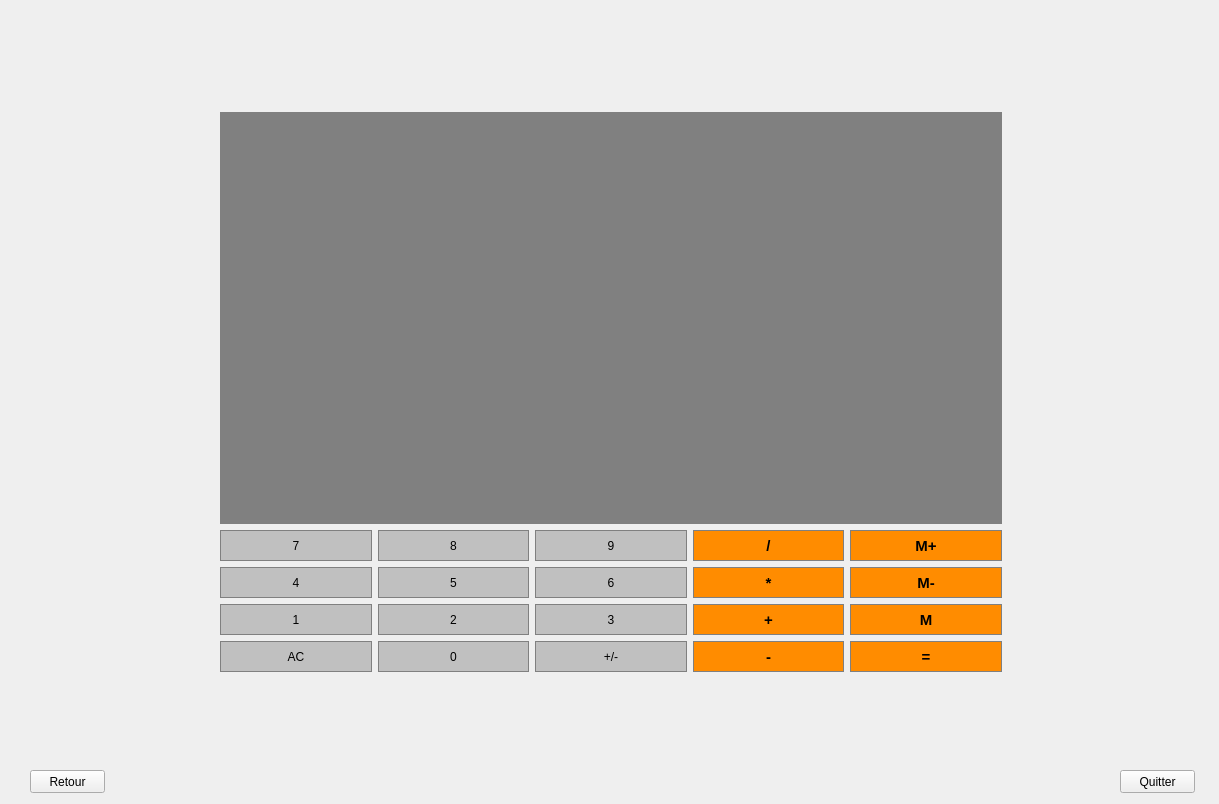
Old version of the form application_version_beta/calculator.ui in the repository AzizBenIsmail/Projet_Parental_Monitoring_System_Qt.
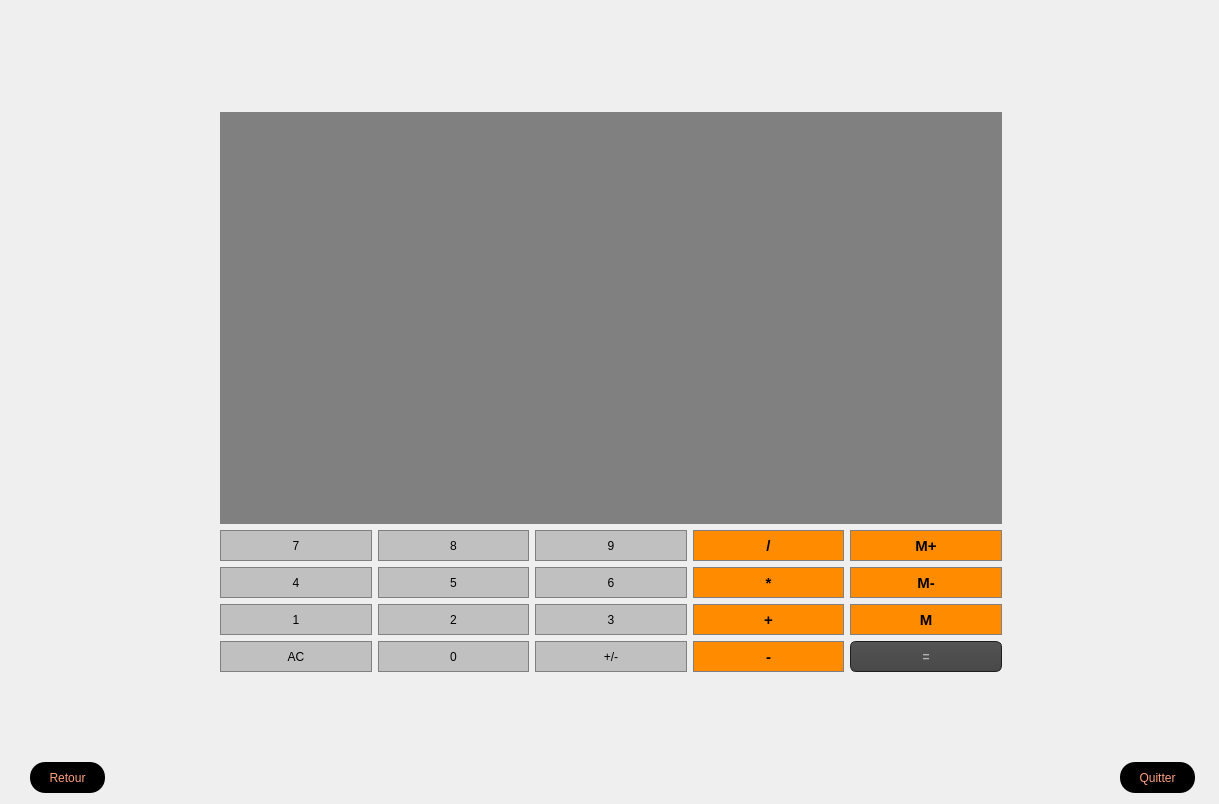
New version of the form. Icons and pictures are not drawn.

Patch:
```diff
--- a/application_version_beta/calculator.ui
+++ b/application_version_beta/calculator.ui
@@ -626,23 +626,471 @@
    </property>
    <property name="font">
     <font>
-     <pointsize>11</pointsize>
+     <pointsize>-1</pointsize>
      <weight>75</weight>
      <bold>true</bold>
     </font>
    </property>
    <property name="styleSheet">
-    <string notr="true">QPushButton {
-     background-color: #FF8C00; border: 1px solid gray;
-	border-radius: 0px;
-	padding: 5px;
+    <string notr="true">QToolTip
+{
+     border: 1px solid black;
+     background-color: #ffa02f;
+     padding: 1px;
+     border-radius: 3px;
+     opacity: 100;
 }
-QPushButton:pressed {
-    background-color: #A9A9A9; border: 1px solid gray;
-	border-radius: 0px;
-	padding: 5px;
+
+QWidget
+{
+    color: #b1b1b1;
+    background-color: #323232;
 }
- </string>
+
+QWidget:item:hover
+{
+    background-color: QLinearGradient( x1: 0, y1: 0, x2: 0, y2: 1, stop: 0 #ffa02f, stop: 1 #ca0619);
+    color: #000000;
+}
+
+QWidget:item:selected
+{
+    background-color: QLinearGradient( x1: 0, y1: 0, x2: 0, y2: 1, stop: 0 #ffa02f, stop: 1 #d7801a);
+}
+
+QMenuBar::item
+{
+    background: transparent;
+}
+
+QMenuBar::item:selected
+{
+    background: transparent;
+    border: 1px solid #ffaa00;
+}
+
+QMenuBar::item:pressed
+{
+    background: #444;
+    border: 1px solid #000;
+    background-color: QLinearGradient(
+        x1:0, y1:0,
+        x2:0, y2:1,
+        stop:1 #212121,
+        stop:0.4 #343434/*,
+        stop:0.2 #343434,
+        stop:0.1 #ffaa00*/
+    );
+    margin-bottom:-1px;
+    padding-bottom:1px;
+}
+
+QMenu
+{
+    border: 1px solid #000;
+}
+
+QMenu::item
+{
+    padding: 2px 20px 2px 20px;
+}
+
+QMenu::item:selected
+{
+    color: #000000;
+}
+
+QWidget:disabled
+{
+    color: #404040;
+    background-color: #323232;
+}
+
+QAbstractItemView
+{
+    background-color: QLinearGradient( x1: 0, y1: 0, x2: 0, y2: 1, stop: 0 #4d4d4d, stop: 0.1 #646464, stop: 1 #5d5d5d);
+}
+
+QWidget:focus
+{
+    /*border: 2px solid QLinearGradient( x1: 0, y1: 0, x2: 0, y2: 1, stop: 0 #ffa02f, stop: 1 #d7801a);*/
+}
+
+QLineEdit
+{
+    background-color: QLinearGradient( x1: 0, y1: 0, x2: 0, y2: 1, stop: 0 #4d4d4d, stop: 0 #646464, stop: 1 #5d5d5d);
+    padding: 1px;
+    border-style: solid;
+    border: 1px solid #1e1e1e;
+    border-radius: 5;
+}
+
+QPushButton
+{
+    color: #b1b1b1;
+    background-color: QLinearGradient( x1: 0, y1: 0, x2: 0, y2: 1, stop: 0 #565656, stop: 0.1 #525252, stop: 0.5 #4e4e4e, stop: 0.9 #4a4a4a, stop: 1 #464646);
+    border-width: 1px;
+    border-color: #1e1e1e;
+    border-style: solid;
+    border-radius: 6;
+    padding: 3px;
+    font-size: 12px;
+    padding-left: 5px;
+    padding-right: 5px;
+}
+
+QPushButton:pressed
+{
+    background-color: QLinearGradient( x1: 0, y1: 0, x2: 0, y2: 1, stop: 0 #2d2d2d, stop: 0.1 #2b2b2b, stop: 0.5 #292929, stop: 0.9 #282828, stop: 1 #252525);
+}
+
+QComboBox
+{
+    selection-background-color: #ffaa00;
+    background-color: QLinearGradient( x1: 0, y1: 0, x2: 0, y2: 1, stop: 0 #565656, stop: 0.1 #525252, stop: 0.5 #4e4e4e, stop: 0.9 #4a4a4a, stop: 1 #464646);
+    border-style: solid;
+    border: 1px solid #1e1e1e;
+    border-radius: 5;
+}
+
+QComboBox:hover,QPushButton:hover
+{
+    border: 2px solid QLinearGradient( x1: 0, y1: 0, x2: 0, y2: 1, stop: 0 #ffa02f, stop: 1 #d7801a);
+}
+
+
+QComboBox:on
+{
+    padding-top: 3px;
+    padding-left: 4px;
+    background-color: QLinearGradient( x1: 0, y1: 0, x2: 0, y2: 1, stop: 0 #2d2d2d, stop: 0.1 #2b2b2b, stop: 0.5 #292929, stop: 0.9 #282828, stop: 1 #252525);
+    selection-background-color: #ffaa00;
+}
+
+QComboBox QAbstractItemView
+{
+    border: 2px solid darkgray;
+    selection-background-color: QLinearGradient( x1: 0, y1: 0, x2: 0, y2: 1, stop: 0 #ffa02f, stop: 1 #d7801a);
+}
+
+QComboBox::drop-down
+{
+     subcontrol-origin: padding;
+     subcontrol-position: top right;
+     width: 15px;
+
+     border-left-width: 0px;
+     border-left-color: darkgray;
+     border-left-style: solid; /* just a single line */
+     border-top-right-radius: 3px; /* same radius as the QComboBox */
+     border-bottom-right-radius: 3px;
+ }
+
+QComboBox::down-arrow
+{
+     image: url(:/down_arrow.png);
+}
+
+QGroupBox:focus
+{
+border: 2px solid QLinearGradient( x1: 0, y1: 0, x2: 0, y2: 1, stop: 0 #ffa02f, stop: 1 #d7801a);
+}
+
+QTextEdit:focus
+{
+    border: 2px solid QLinearGradient( x1: 0, y1: 0, x2: 0, y2: 1, stop: 0 #ffa02f, stop: 1 #d7801a);
+}
+
+QScrollBar:horizontal {
+     border: 1px solid #222222;
+     background: QLinearGradient( x1: 0, y1: 0, x2: 0, y2: 1, stop: 0.0 #121212, stop: 0.2 #282828, stop: 1 #484848);
+     height: 7px;
+     margin: 0px 16px 0 16px;
+}
+
+QScrollBar::handle:horizontal
+{
+      background: QLinearGradient( x1: 0, y1: 0, x2: 1, y2: 0, stop: 0 #ffa02f, stop: 0.5 #d7801a, stop: 1 #ffa02f);
+      min-height: 20px;
+      border-radius: 2px;
+}
+
+QScrollBar::add-line:horizontal {
+      border: 1px solid #1b1b19;
+      border-radius: 2px;
+      background: QLinearGradient( x1: 0, y1: 0, x2: 1, y2: 0, stop: 0 #ffa02f, stop: 1 #d7801a);
+      width: 14px;
+      subcontrol-position: right;
+      subcontrol-origin: margin;
+}
+
+QScrollBar::sub-line:horizontal {
+      border: 1px solid #1b1b19;
+      border-radius: 2px;
+      background: QLinearGradient( x1: 0, y1: 0, x2: 1, y2: 0, stop: 0 #ffa02f, stop: 1 #d7801a);
+      width: 14px;
+     subcontrol-position: left;
+     subcontrol-origin: margin;
+}
+
+QScrollBar::right-arrow:horizontal, QScrollBar::left-arrow:horizontal
+{
+      border: 1px solid black;
+      width: 1px;
+      height: 1px;
+      background: white;
+}
+
+QScrollBar::add-page:horizontal, QScrollBar::sub-page:horizontal
+{
+      background: none;
+}
+
+QScrollBar:vertical
+{
+      background: QLinearGradient( x1: 0, y1: 0, x2: 1, y2: 0, stop: 0.0 #121212, stop: 0.2 #282828, stop: 1 #484848);
+      width: 7px;
+      margin: 16px 0 16px 0;
+      border: 1px solid #222222;
+}
+
+QScrollBar::handle:vertical
+{
+      background: QLinearGradient( x1: 0, y1: 0, x2: 0, y2: 1, stop: 0 #ffa02f, stop: 0.5 #d7801a, stop: 1 #ffa02f);
+      min-height: 20px;
+      border-radius: 2px;
+}
+
+QScrollBar::add-line:vertical
+{
+      border: 1px solid #1b1b19;
+      border-radius: 2px;
+      background: QLinearGradient( x1: 0, y1: 0, x2: 0, y2: 1, stop: 0 #ffa02f, stop: 1 #d7801a);
+      height: 14px;
+      subcontrol-position: bottom;
+      subcontrol-origin: margin;
+}
+
+QScrollBar::sub-line:vertical
+{
+      border: 1px solid #1b1b19;
+      border-radius: 2px;
+      background: QLinearGradient( x1: 0, y1: 0, x2: 0, y2: 1, stop: 0 #d7801a, stop: 1 #ffa02f);
+      height: 14px;
+      subcontrol-position: top;
+      subcontrol-origin: margin;
+}
+
+QScrollBar::up-arrow:vertical, QScrollBar::down-arrow:vertical
+{
+      border: 1px solid black;
+      width: 1px;
+      height: 1px;
+      background: white;
+}
+
+
+QScrollBar::add-page:vertical, QScrollBar::sub-page:vertical
+{
+      background: none;
+}
+
+QTextEdit
+{
+    background-color: #242424;
+}
+
+QPlainTextEdit
+{
+    background-color: #242424;
+}
+
+QHeaderView::section
+{
+    background-color: QLinearGradient(x1:0, y1:0, x2:0, y2:1, stop:0 #616161, stop: 0.5 #505050, stop: 0.6 #434343, stop:1 #656565);
+    color: white;
+    padding-left: 4px;
+    border: 1px solid #6c6c6c;
+}
+
+QCheckBox:disabled
+{
+color: #414141;
+}
+
+QDockWidget::title
+{
+    text-align: center;
+    spacing: 3px; /* spacing between items in the tool bar */
+    background-color: QLinearGradient(x1:0, y1:0, x2:0, y2:1, stop:0 #323232, stop: 0.5 #242424, stop:1 #323232);
+}
+
+QDockWidget::close-button, QDockWidget::float-button
+{
+    text-align: center;
+    spacing: 1px; /* spacing between items in the tool bar */
+    background-color: QLinearGradient(x1:0, y1:0, x2:0, y2:1, stop:0 #323232, stop: 0.5 #242424, stop:1 #323232);
+}
+
+QDockWidget::close-button:hover, QDockWidget::float-button:hover
+{
+    background: #242424;
+}
+
+QDockWidget::close-button:pressed, QDockWidget::float-button:pressed
+{
+    padding: 1px -1px -1px 1px;
+}
+
+QMainWindow::separator
+{
+    background-color: QLinearGradient(x1:0, y1:0, x2:0, y2:1, stop:0 #161616, stop: 0.5 #151515, stop: 0.6 #212121, stop:1 #343434);
+    color: white;
+    padding-left: 4px;
+    border: 1px solid #4c4c4c;
+    spacing: 3px; /* spacing between items in the tool bar */
+}
+
+QMainWindow::separator:hover
+{
+
+    background-color: QLinearGradient(x1:0, y1:0, x2:0, y2:1, stop:0 #d7801a, stop:0.5 #b56c17 stop:1 #ffa02f);
+    color: white;
+    padding-left: 4px;
+    border: 1px solid #6c6c6c;
+    spacing: 3px; /* spacing between items in the tool bar */
+}
+
+QToolBar::handle
+{
+     spacing: 3px; /* spacing between items in the tool bar */
+     background: url(:/images/handle.png);
+}
+
+QMenu::separator
+{
+    height: 2px;
+    background-color: QLinearGradient(x1:0, y1:0, x2:0, y2:1, stop:0 #161616, stop: 0.5 #151515, stop: 0.6 #212121, stop:1 #343434);
+    color: white;
+    padding-left: 4px;
+    margin-left: 10px;
+    margin-right: 5px;
+}
+
+QProgressBar
+{
+    border: 2px solid grey;
+    border-radius: 5px;
+    text-align: center;
+}
+
+QProgressBar::chunk
+{
+    background-color: #d7801a;
+    width: 2.15px;
+    margin: 0.5px;
+}
+
+QTabBar::tab {
+    color: #b1b1b1;
+    border: 1px solid #444;
+    border-bottom-style: none;
+    background-color: #323232;
+    padding-left: 10px;
+    padding-right: 10px;
+    padding-top: 3px;
+    padding-bottom: 2px;
+    margin-right: -1px;
+}
+
+QTabWidget::pane {
+    border: 1px solid #444;
+    top: 1px;
+}
+
+QTabBar::tab:last
+{
+    margin-right: 0; /* the last selected tab has nothing to overlap with on the right */
+    border-top-right-radius: 3px;
+}
+
+QTabBar::tab:first:!selected
+{
+ margin-left: 0px; /* the last selected tab has nothing to overlap with on the right */
+
+
+    border-top-left-radius: 3px;
+}
+
+QTabBar::tab:!selected
+{
+    color: #b1b1b1;
+    border-bottom-style: solid;
+    margin-top: 3px;
+    background-color: QLinearGradient(x1:0, y1:0, x2:0, y2:1, stop:1 #212121, stop:.4 #343434);
+}
+
+QTabBar::tab:selected
+{
+    border-top-left-radius: 3px;
+    border-top-right-radius: 3px;
+    margin-bottom: 0px;
+}
+
+QTabBar::tab:!selected:hover
+{
+    /*border-top: 2px solid #ffaa00;
+    padding-bottom: 3px;*/
+    border-top-left-radius: 3px;
+    border-top-right-radius: 3px;
+    background-color: QLinearGradient(x1:0, y1:0, x2:0, y2:1, stop:1 #212121, stop:0.4 #343434, stop:0.2 #343434, stop:0.1 #ffaa00);
+}
+
+QRadioButton::indicator:checked, QRadioButton::indicator:unchecked{
+    color: #b1b1b1;
+    background-color: #323232;
+    border: 1px solid #b1b1b1;
+    border-radius: 6px;
+}
+
+QRadioButton::indicator:checked
+{
+    background-color: qradialgradient(
+        cx: 0.5, cy: 0.5,
+        fx: 0.5, fy: 0.5,
+        radius: 1.0,
+        stop: 0.25 #ffaa00,
+        stop: 0.3 #323232
+    );
+}
+
+QCheckBox::indicator{
+    color: #b1b1b1;
+    background-color: #323232;
+    border: 1px solid #b1b1b1;
+    width: 9px;
+    height: 9px;
+}
+
+QRadioButton::indicator
+{
+    border-radius: 6px;
+}
+
+QRadioButton::indicator:hover, QCheckBox::indicator:hover
+{
+    border: 1px solid #ffaa00;
+}
+
+QCheckBox::indicator:checked
+{
+    image:url(:/images/checkbox.png);
+}
+
+QCheckBox::indicator:disabled, QRadioButton::indicator:disabled
+{
+    border: 1px solid #444;
+}</string>
    </property>
    <property name="text">
     <string>=</string>
@@ -748,13 +1196,26 @@
    <property name="geometry">
     <rect>
      <x>30</x>
-     <y>770</y>
+     <y>762</y>
      <width>75</width>
-     <height>23</height>
+     <height>31</height>
     </rect>
    </property>
    <property name="styleSheet">
-    <string notr="true">QPushButton::hover
+    <string notr="true">QPushButton
+{
+background:rgb(0, 0, 0);
+border-radius :60px;
+}
+
+QPushButton
+{
+	font: 75 12pt &quot;MS Shell Dlg 2&quot;;
+
+	color:#FFA07A ;
+border-radius:15px;
+}
+QPushButton::hover
 {
 	background-color: qlineargradient(spread:pad, x1:0, y1:0.511, x2:1, y2:0.511, stop:0 rgba(0, 207, 179, 255),stop:1 rgb(108, 135, 255));
 
@@ -781,13 +1242,26 @@
    <property name="geometry">
     <rect>
      <x>1120</x>
-     <y>770</y>
+     <y>762</y>
      <width>75</width>
-     <height>23</height>
+     <height>31</height>
     </rect>
    </property>
    <property name="styleSheet">
-    <string notr="true">QPushButton::hover
+    <string notr="true">QPushButton
+{
+background:rgb(0, 0, 0);
+border-radius :60px;
+}
+
+QPushButton
+{
+	font: 75 12pt &quot;MS Shell Dlg 2&quot;;
+
+	color:#FFA07A ;
+border-radius:15px;
+}
+QPushButton::hover
 {
 	background-color: qlineargradient(spread:pad, x1:0, y1:0.511, x2:1, y2:0.511, stop:0 rgba(0, 207, 179, 255),stop:1 rgb(108, 135, 255));
 
```
